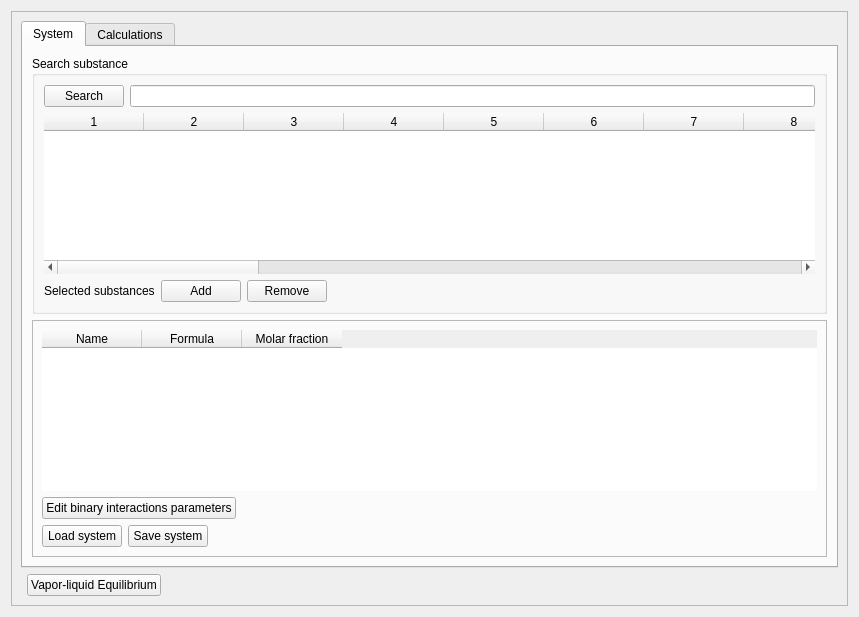
The window that designer/mixture_calculations_ui.ui (marcusbfs/Sindri) describes before a commit, drawn with Qt 5.
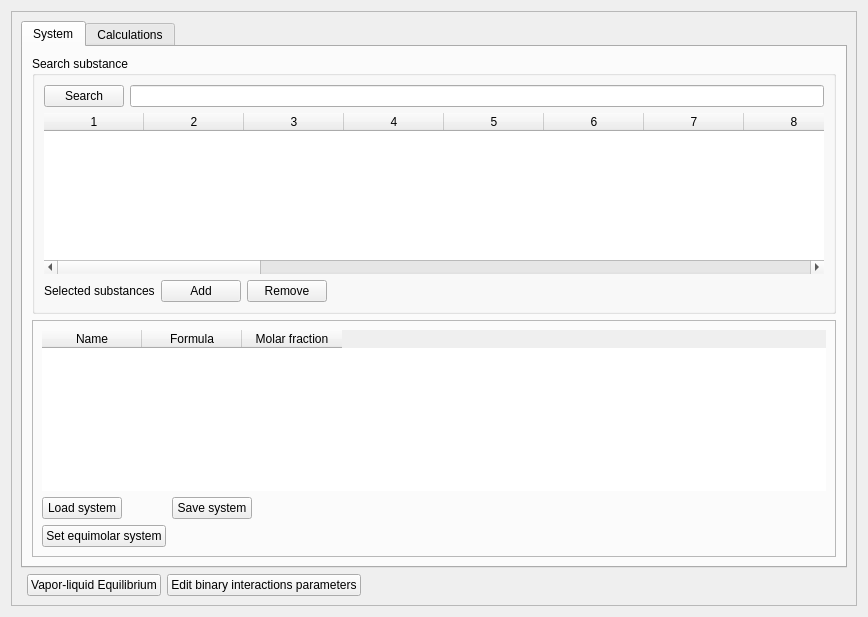
The same window after the commit.

Commit message: refactoring mixture calculations window

Patch:
```diff
--- a/designer/mixture_calculations_ui.ui
+++ b/designer/mixture_calculations_ui.ui
@@ -9,7 +9,7 @@
    <rect>
     <x>0</x>
     <y>0</y>
-    <width>859</width>
+    <width>868</width>
     <height>617</height>
    </rect>
   </property>
@@ -27,25 +27,19 @@
        <rect>
         <x>0</x>
         <y>0</y>
-        <width>839</width>
+        <width>848</width>
         <height>597</height>
        </rect>
       </property>
       <layout class="QGridLayout" name="gridLayout_2">
-       <item row="1" column="2">
-        <spacer name="horizontalSpacer_5">
-         <property name="orientation">
-          <enum>Qt::Horizontal</enum>
+       <item row="1" column="1">
+        <widget class="QPushButton" name="btn_VLE">
+         <property name="text">
+          <string>Vapor-liquid Equilibrium</string>
          </property>
-         <property name="sizeHint" stdset="0">
-          <size>
-           <width>40</width>
-           <height>20</height>
-          </size>
-         </property>
-        </spacer>
+        </widget>
        </item>
-       <item row="0" column="0" colspan="3">
+       <item row="0" column="0" colspan="4">
         <widget class="QTabWidget" name="tabWidget">
          <property name="tabPosition">
           <enum>QTabWidget::North</enum>
@@ -73,6 +67,45 @@
               <enum>QFrame::Raised</enum>
              </property>
              <layout class="QGridLayout" name="gridLayout_4">
+              <item row="1" column="0">
+               <widget class="QPushButton" name="btn_LoadSystem">
+                <property name="maximumSize">
+                 <size>
+                  <width>80</width>
+                  <height>16777215</height>
+                 </size>
+                </property>
+                <property name="text">
+                 <string>Load system</string>
+                </property>
+               </widget>
+              </item>
+              <item row="1" column="2" colspan="2">
+               <spacer name="horizontalSpacer_2">
+                <property name="orientation">
+                 <enum>Qt::Horizontal</enum>
+                </property>
+                <property name="sizeHint" stdset="0">
+                 <size>
+                  <width>510</width>
+                  <height>20</height>
+                 </size>
+                </property>
+               </spacer>
+              </item>
+              <item row="1" column="1">
+               <widget class="QPushButton" name="btn_SaveSystem">
+                <property name="maximumSize">
+                 <size>
+                  <width>80</width>
+                  <height>16777215</height>
+                 </size>
+                </property>
+                <property name="text">
+                 <string>Save system</string>
+                </property>
+               </widget>
+              </item>
               <item row="0" column="0" colspan="4">
                <widget class="QTableWidget" name="tableWidget_MixtureSystem">
                 <property name="minimumSize">
@@ -122,65 +155,13 @@
                 </column>
                </widget>
               </item>
-              <item row="1" column="0" colspan="3">
-               <widget class="QPushButton" name="btn_EditBIParameters">
-                <property name="text">
-                 <string>Edit binary interactions parameters</string>
-                </property>
-               </widget>
-              </item>
-              <item row="1" column="3">
-               <spacer name="horizontalSpacer_3">
-                <property name="orientation">
-                 <enum>Qt::Horizontal</enum>
-                </property>
-                <property name="sizeHint" stdset="0">
-                 <size>
-                  <width>40</width>
-                  <height>20</height>
-                 </size>
-                </property>
-               </spacer>
-              </item>
               <item row="2" column="0">
-               <widget class="QPushButton" name="btn_LoadSystem">
-                <property name="maximumSize">
-                 <size>
-                  <width>80</width>
-                  <height>16777215</height>
-                 </size>
-                </property>
+               <widget class="QPushButton" name="btn_setEquimolar">
                 <property name="text">
-                 <string>Load system</string>
+                 <string>Set equimolar system</string>
                 </property>
                </widget>
               </item>
-              <item row="2" column="1">
-               <widget class="QPushButton" name="btn_SaveSystem">
-                <property name="maximumSize">
-                 <size>
-                  <width>80</width>
-                  <height>16777215</height>
-                 </size>
-                </property>
-                <property name="text">
-                 <string>Save system</string>
-                </property>
-               </widget>
-              </item>
-              <item row="2" column="2" colspan="2">
-               <spacer name="horizontalSpacer_2">
-                <property name="orientation">
-                 <enum>Qt::Horizontal</enum>
-                </property>
-                <property name="sizeHint" stdset="0">
-                 <size>
-                  <width>510</width>
-                  <height>20</height>
-                 </size>
-                </property>
-               </spacer>
-              </item>
              </layout>
             </widget>
            </item>
@@ -745,10 +726,23 @@
          </widget>
         </widget>
        </item>
-       <item row="1" column="1">
-        <widget class="QPushButton" name="btn_VLE">
+       <item row="1" column="3">
+        <spacer name="horizontalSpacer_5">
+         <property name="orientation">
+          <enum>Qt::Horizontal</enum>
+         </property>
+         <property name="sizeHint" stdset="0">
+          <size>
+           <width>40</width>
+           <height>20</height>
+          </size>
+         </property>
+        </spacer>
+       </item>
+       <item row="1" column="2">
+        <widget class="QPushButton" name="btn_EditBIParameters">
          <property name="text">
-          <string>Vapor-liquid Equilibrium</string>
+          <string>Edit binary interactions parameters</string>
          </property>
         </widget>
        </item>
```
The commit also changes 8 other files.
